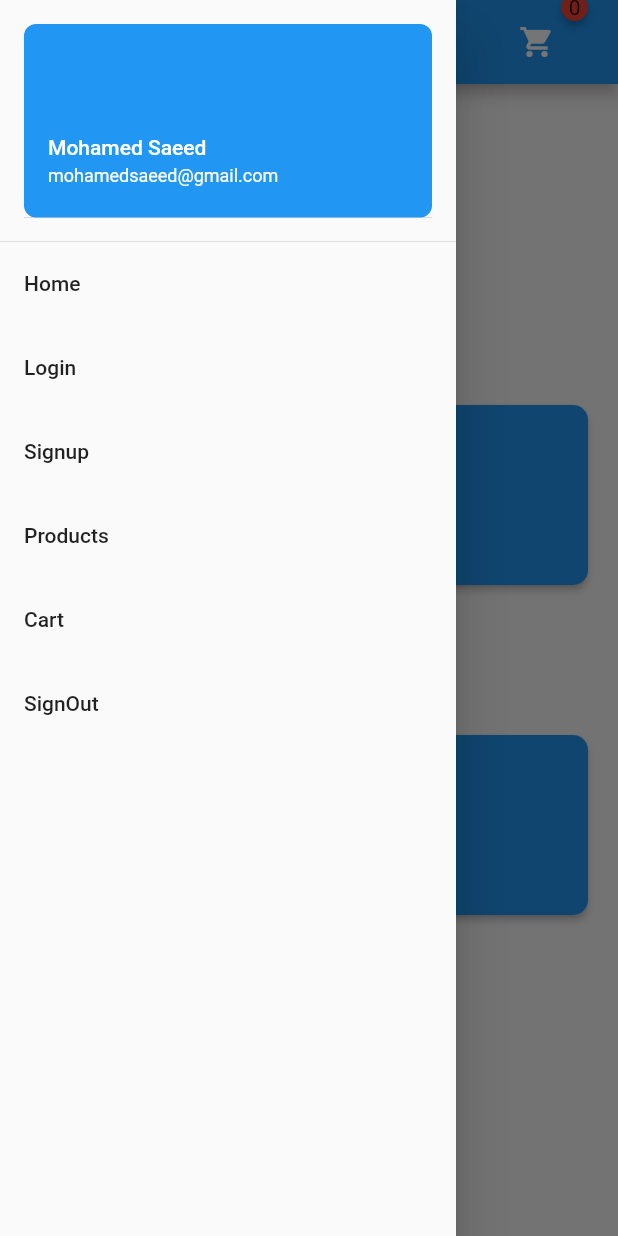
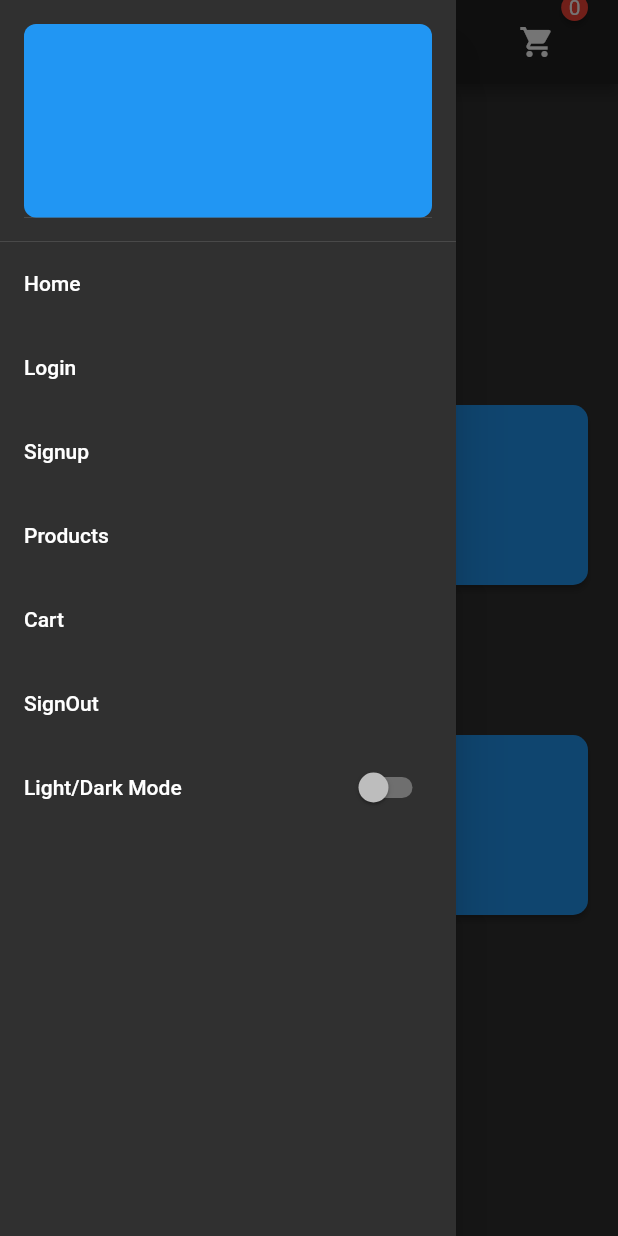
Before and after one commit to Mo7medSa3ed/testtask, a Flutter app: the HomeScrean screen opened directly, with the side drawer open, on a phone screen of 412 x 824 dp. Run offline on Flutter 3.47's test engine with Material 2 defaults, Android fonts, the light colour scheme and no system bars; drawn by our look-alikes of badges; our stand-ins replace dio, hijri, shared_preferences, sqflite, toast; missing offline and left inert: flutter_pagewise, hijri_picker; accounts and stored records are empty; network calls fail.

Commit message:
second commit

```diff
--- a/lib/constants/constants.dart
+++ b/lib/constants/constants.dart
@@ -5,7 +5,6 @@ import 'package:shared_preferences/shared_preferences.dart';
 
 saveUser(user, context) async {
   final prfs = await SharedPreferences.getInstance();
-
   prfs.setString('user', user);
   final parsed = json.decode(user);
   User u = User.fromJson(parsed);
--- a/lib/main.dart
+++ b/lib/main.dart
@@ -1,4 +1,5 @@
 import 'package:flutter/material.dart';
+import 'package:flutter_test_app/provider/themes.dart';
 import 'package:provider/provider.dart';
 
 import 'package:flutter_test_app/screans/splash.dart';
@@ -11,14 +12,20 @@ void main() {
 class MyApp extends StatelessWidget {
   @override
   Widget build(BuildContext context) {
+    return ChangeNotifierProvider<Themes>(
+        create: (_) => Themes(ThemeData.dark()), child: MaterialAppWithTheme());
+  }
+}
+
+class MaterialAppWithTheme extends StatelessWidget {
+  @override
+  Widget build(BuildContext context) {
+    final theme = Provider.of<Themes>(context);
     return MaterialApp(
-        debugShowCheckedModeBanner: false,
-        title: 'Flutter Test App',
-        theme: ThemeData(
-          primarySwatch: Colors.blue,
-        ),
-        home: SplashScrean(),
-
+      debugShowCheckedModeBanner: false,
+      title: 'Flutter Test App',
+      theme: theme.getTheme(),
+      home: SplashScrean(),
     );
   }
 }
--- /dev/null
+++ b/lib/provider/themes.dart
@@ -0,0 +1,14 @@
+import 'package:flutter/foundation.dart';
+import 'package:flutter/material.dart';
+
+class Themes extends ChangeNotifier {
+  ThemeData _themeData;
+
+  Themes(this._themeData);
+
+  getTheme() => _themeData;
+  setTheme(ThemeData theme) {
+    _themeData = theme;
+    notifyListeners();
+  }
+}
--- a/lib/screans/allproducts.dart
+++ b/lib/screans/allproducts.dart
@@ -75,7 +75,6 @@ class _AllProductsState extends State<AllProducts> {
 
   Widget searchwidget() {
     return Container(
-      color: Colors.grey[300],
       child: TextField(
         maxLines: 1,
         controller: controller,
@@ -146,7 +145,7 @@ class _AllProductsState extends State<AllProducts> {
                               "product_name": product['product_name'],
                               "price": product['price'],
                               "photo": product['photo'],
-                              "amount":1
+                              "amount": 1
                             };
                             db.createproduct(productMap).then((value) {
                               print(value);
--- a/lib/screans/cart.dart
+++ b/lib/screans/cart.dart
@@ -153,8 +153,8 @@ class _CartScreanState extends State<CartScrean> {
                   Expanded(
                     child: buildRaisedButton(
                         text: "Continue Shopping",
-                        pressed: () {
-                          if (getToken()() != null) {
+                        pressed: () async{
+                          if (await getToken()() != null || await getUserFromPrfs()!= null ) {
                             Navigator.of(context).push(MaterialPageRoute(
                                 builder: (_) => AllProducts()));
                           } else {
--- a/lib/screans/drawer.dart
+++ b/lib/screans/drawer.dart
@@ -1,15 +1,39 @@
+import 'dart:convert';
+
 import 'package:flutter/material.dart';
 import 'package:flutter_test_app/constants/constants.dart';
+import 'package:flutter_test_app/provider/themes.dart';
 import 'package:flutter_test_app/screans/allproducts.dart';
 import 'package:flutter_test_app/screans/cart.dart';
 import 'package:flutter_test_app/screans/home.dart';
 import 'package:flutter_test_app/screans/login.dart';
 import 'package:flutter_test_app/screans/signup.dart';
+import 'package:provider/provider.dart';
 
+class MainDrawer extends StatefulWidget {
+  @override
+  _MainDrawerState createState() => _MainDrawerState();
+}
 
-class MainDrawer extends StatelessWidget {
+class _MainDrawerState extends State<MainDrawer> {
+  var user;
+  var themeProvider;
+  var enableDarkTheme = false;
+
+  @override
+  void initState() {
+    super.initState();
+    getuser();
+  }
+
+  getuser() async {
+    user = jsonDecode(await getUserFromPrfs());
+    setState(() {});
+  }
+
   @override
   Widget build(BuildContext context) {
+    themeProvider = Provider.of<Themes>(context, listen: true);
     return Drawer(
       child: SafeArea(
         child: ListView(
@@ -18,13 +42,14 @@ class MainDrawer extends StatelessWidget {
                 margin: EdgeInsets.all(0),
                 child: UserAccountsDrawerHeader(
                   decoration: BoxDecoration(
-                      color: Colors.blue, borderRadius: BorderRadius.circular(8)),
+                      color: Colors.blue,
+                      borderRadius: BorderRadius.circular(8)),
                   accountName: Text(
-                    "Mohamed Saeed",
+                    user == null ? '' : user['name_en'].toString(),
                     style: TextStyle(fontSize: 14),
                   ),
                   accountEmail: Text(
-                    "mohamedsaeed@gmail.com",
+                    user == null ? '' : user['mobile'].toString(),
                     style: TextStyle(fontSize: 12),
                   ),
                 )),
@@ -42,18 +67,33 @@ class MainDrawer extends StatelessWidget {
             ),
             ListTile(
               title: Text("Products"),
-              onTap: ()  => go(AllProducts(), context),
+              onTap: () => go(AllProducts(), context),
             ),
             ListTile(
               title: Text("Cart"),
-              onTap: ()  => go(CartScrean(), context),
+              onTap: () => go(CartScrean(), context),
             ),
             ListTile(
-              title: Text("SignOut"),
-              onTap: () async{
-               await clear();
-                go(LoginScrean(), context);
-              }
+                title: Text("SignOut"),
+                onTap: () async {
+                  await clear();
+                  go(LoginScrean(), context);
+                }),
+            ListTile(
+              title: Text("Light/Dark Mode"),
+              trailing: Switch(
+                  activeColor: Theme.of(context).accentColor,
+                  value: enableDarkTheme,
+                  onChanged: (value) async {
+                    setState(() {
+                      enableDarkTheme = value;
+                      if (!enableDarkTheme) {
+                        themeProvider.setTheme(ThemeData.light());
+                      } else {
+                        themeProvider.setTheme(ThemeData.dark());
+                      }
+                    });
+                  }),
             ),
           ],
         ),
```
Also changed, not shown: lib/screans/home.dart (+8 -3 lines), lib/screans/login.dart (+6 -5 lines), lib/screans/signup.dart (+11 -3 lines), lib/screans/splash.dart (+4 -3 lines).
